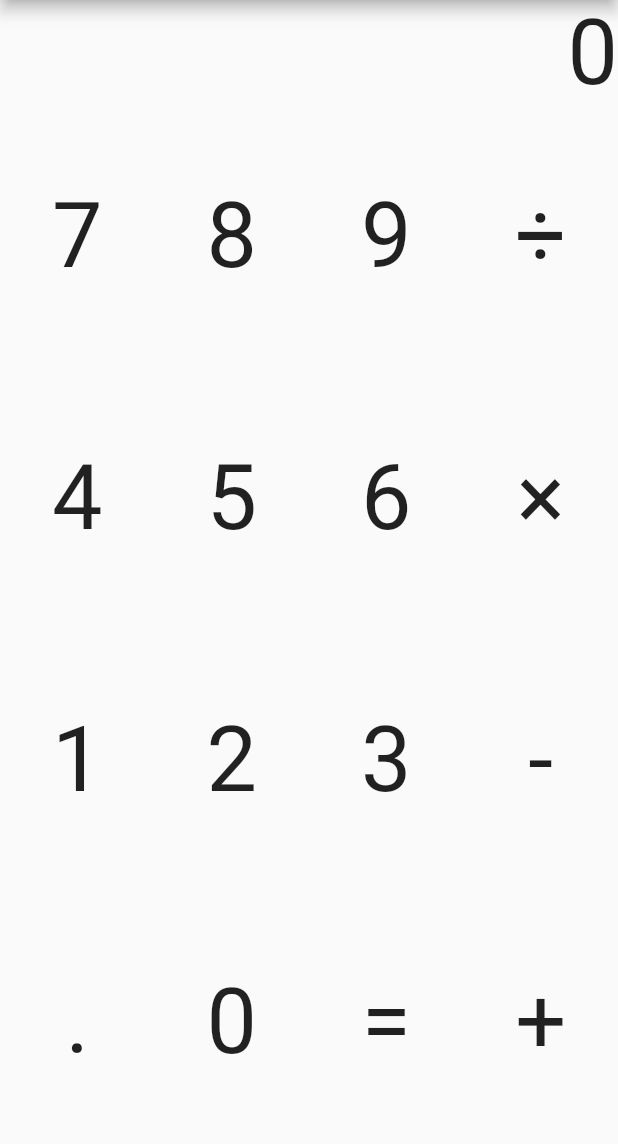
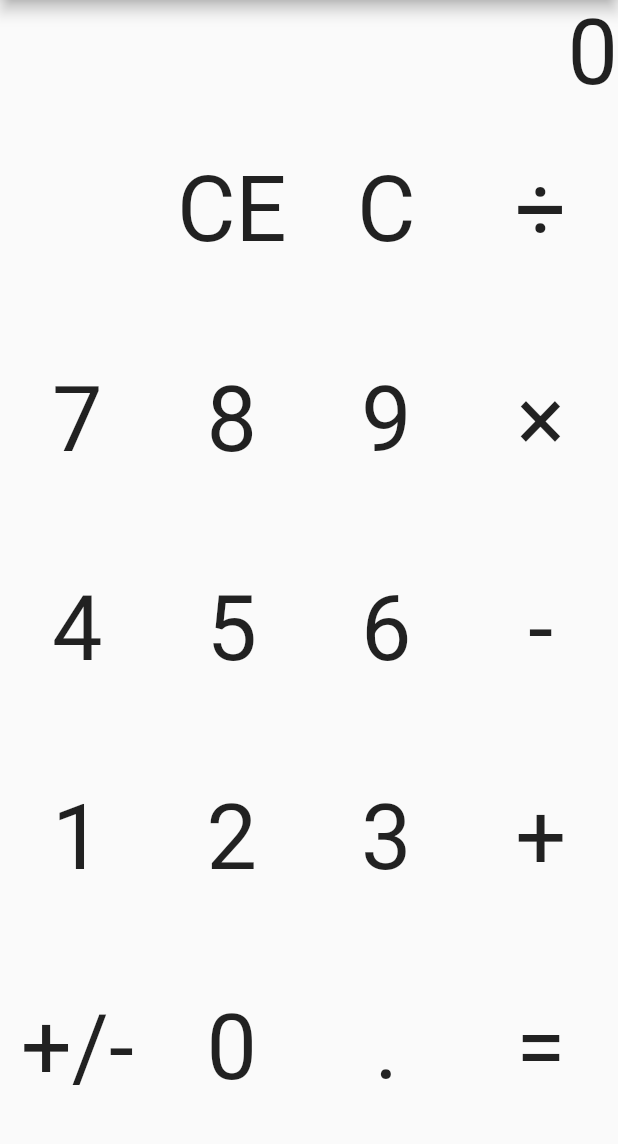
Before and after one commit to rian-hotate/tutorial_flutter, a Flutter app: the screen it shows after launch, on a phone screen of 412 x 824 dp, the part 84-1228 px from its top. Run offline on Flutter 3.47's test engine with Material 2 defaults, Android fonts, the phone set to English and light mode, and no system bars.

Commit message:
fix_layout

```diff
--- a/calculator/lib/main.dart
+++ b/calculator/lib/main.dart
@@ -87,6 +87,39 @@ class _MyHomePageState extends State<MyHomePage> {
                   child: Row(
                     children: <Widget>[
                       Expanded(
+                        child: Container(),
+                      ),
+                      Expanded(
+                        child: Text("CE",
+                          textAlign: TextAlign.center,
+                          style: TextStyle(
+                            fontSize: 60,
+                          ),
+                        ),
+                      ),
+                      Expanded(
+                        child: Text("C",
+                          textAlign: TextAlign.center,
+                          style: TextStyle(
+                            fontSize: 60,
+                          ),
+                        ),
+                      ),
+                      Expanded(
+                        child: Text("÷",
+                          textAlign: TextAlign.center,
+                          style: TextStyle(
+                            fontSize: 60,
+                          ),
+                        ),
+                      ),
+                    ],
+                  ),
+                ),
+                Expanded(
+                  child: Row(
+                    children: <Widget>[
+                      Expanded(
                         child: Text("7",
                           textAlign: TextAlign.center,
                           style: TextStyle(
@@ -111,7 +144,7 @@ class _MyHomePageState extends State<MyHomePage> {
                         ),
                       ),
                       Expanded(
-                        child: Text("÷",
+                        child: Text("×",
                           textAlign: TextAlign.center,
                           style: TextStyle(
                             fontSize: 60,
@@ -149,7 +182,7 @@ class _MyHomePageState extends State<MyHomePage> {
                         ),
                       ),
                       Expanded(
-                        child: Text("×",
+                        child: Text("-",
                           textAlign: TextAlign.center,
                           style: TextStyle(
                             fontSize: 60,
@@ -187,7 +220,7 @@ class _MyHomePageState extends State<MyHomePage> {
                         ),
                       ),
                       Expanded(
-                        child: Text("-",
+                        child: Text("+",
                           textAlign: TextAlign.center,
                           style: TextStyle(
                             fontSize: 60,
@@ -201,7 +234,7 @@ class _MyHomePageState extends State<MyHomePage> {
                   child: Row(
                     children: <Widget>[
                       Expanded(
-                        child: Text(".",
+                        child: Text("+/-",
                           textAlign: TextAlign.center,
                           style: TextStyle(
                             fontSize: 60,
@@ -217,7 +250,7 @@ class _MyHomePageState extends State<MyHomePage> {
                         ),
                       ),
                       Expanded(
-                        child: Text("=",
+                        child: Text(".",
                           textAlign: TextAlign.center,
                           style: TextStyle(
                             fontSize: 60,
@@ -225,7 +258,7 @@ class _MyHomePageState extends State<MyHomePage> {
                         ),
                       ),
                       Expanded(
-                        child: Text("+",
+                        child: Text("=",
                           textAlign: TextAlign.center,
                           style: TextStyle(
                             fontSize: 60,
```
